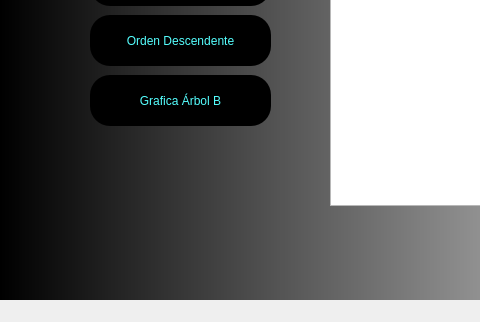
Old version of the form Fase_2/Backend/Frontend/Paginas/Administracion.ui in the repository NatalyDuarte/-EDD_2S-BatallaNaval_202001570; both pictures show x 0 to 480 and y 285 to 607 of the 847 by 607 pixel window.
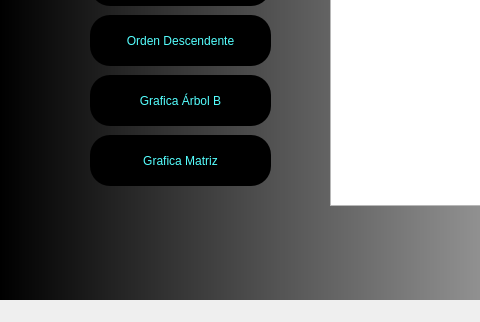
New version of the form. Icons and pictures are not drawn.

What changed in the file:
```diff
--- a/Fase_2/Backend/Frontend/Paginas/Administracion.ui
+++ b/Fase_2/Backend/Frontend/Paginas/Administracion.ui
@@ -141,6 +141,24 @@
      <string>Salir</string>
     </property>
    </widget>
+   <widget class="QPushButton" name="pushButton_5">
+    <property name="geometry">
+     <rect>
+      <x>90</x>
+      <y>420</y>
+      <width>181</width>
+      <height>51</height>
+     </rect>
+    </property>
+    <property name="styleSheet">
+     <string notr="true">background-color: rgb(0, 0, 0);
+color: rgb(85, 255, 255);
+border-radius:20px;</string>
+    </property>
+    <property name="text">
+     <string>Grafica Matriz</string>
+    </property>
+   </widget>
   </widget>
   <widget class="QMenuBar" name="menubar">
    <property name="geometry">
```
